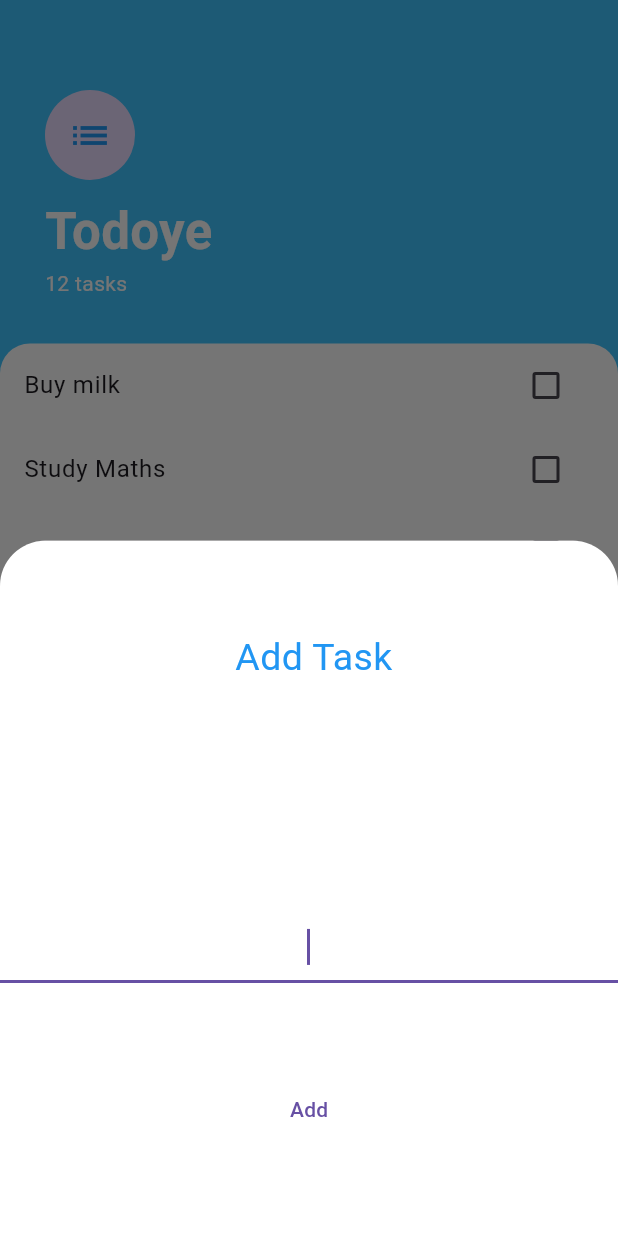
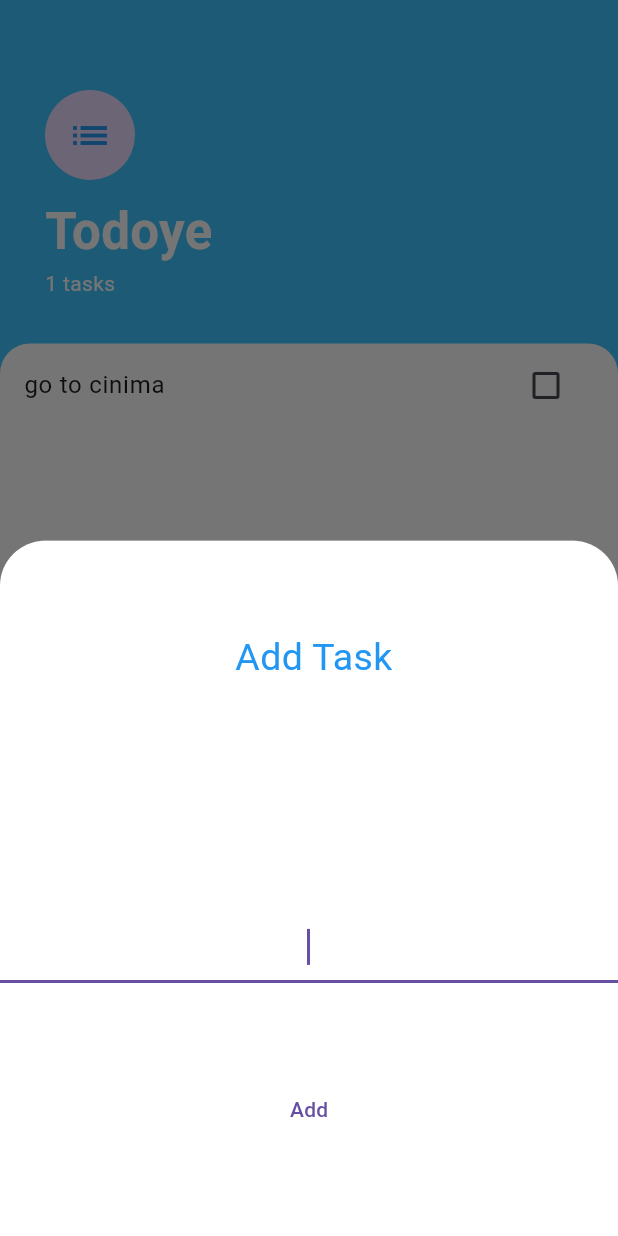
Before and after one commit to Samri-A/todo, a Flutter app: the screen it shows after launch, after a tap on the "add" icon, on a phone screen of 412 x 824 dp. Run offline on Flutter 3.47's test engine with Material 3 defaults, Android fonts, the phone set to English and light mode, and no system bars.

```diff
--- a/lib/component/add_task.dart
+++ b/lib/component/add_task.dart
@@ -1,14 +1,15 @@
 import 'package:flutter/material.dart';
+import 'package:provider/provider.dart';
+import 'package:todo/models/task_data.dart';
 
 class AddTask extends StatefulWidget {
-  const AddTask({super.key});
-
   @override
   State<AddTask> createState() => _AddTaskState();
 }
 
 class _AddTaskState extends State<AddTask> {
   late String task_;
+
   @override
   Widget build(BuildContext context) {
     return Container(
@@ -31,8 +32,20 @@ class _AddTaskState extends State<AddTask> {
                 style: TextStyle(fontSize: 25, color: Colors.blue),
               ),
               SizedBox(height: 30),
-              TextField(autofocus: true, textAlign: TextAlign.center),
-              TextButton(onPressed: () {}, child: Text("Add")),
+              TextField(
+                autofocus: true,
+                textAlign: TextAlign.center,
+                onChanged: (newtext) {
+                  task_ = newtext;
+                },
+              ),
+              TextButton(
+                onPressed: () {
+                  Provider.of<TaskData>(context).change(task_);
+                  Navigator.pop(context);
+                },
+                child: Text("Add"),
+              ),
             ],
           ),
         ),
--- a/lib/component/task_list.dart
+++ b/lib/component/task_list.dart
@@ -1,28 +1,34 @@
 import 'package:flutter/material.dart';
 import 'package:todo/component/task_tile.dart';
 import 'package:todo/models/task.dart';
+import 'package:todo/models/task_data.dart';
+import 'package:provider/provider.dart';
 
 class TaskList extends StatefulWidget {
-  TaskList({super.key});
   @override
   State<StatefulWidget> createState() => _TaskListState();
 }
 
 class _TaskListState extends State<TaskList> {
-  List<Task> tasks = [Task("Buy milk"), Task("Study Maths"), Task("work work")];
   @override
   Widget build(BuildContext context) {
-    return ListView.builder(
-      itemBuilder: (context, index) {
-        return TaskTile(tasks[index].name, tasks[index].isDone, (
-          checkboxstate,
-        ) {
-          setState(() {
-            tasks[index].toggleDone();
-          });
-        });
+    return Consumer<TaskData>(
+      builder: (context, taskData, child) {
+        return ListView.builder(
+          itemBuilder: (context, index) {
+            return TaskTile(
+              taskData.tasks[index].name,
+              taskData.tasks[index].isDone,
+              (checkboxstate) {
+                setState(() {
+                  taskData.tasks[index].toggleDone();
+                });
+              },
+            );
+          },
+          itemCount: taskData.taskcount,
+        );
       },
-      itemCount: tasks.length,
     );
   }
 }
--- a/lib/main.dart
+++ b/lib/main.dart
@@ -1,5 +1,7 @@
 import 'package:flutter/material.dart';
 import 'package:todo/screens/tasks.dart';
+import 'package:provider/provider.dart';
+import 'package:todo/models/task_data.dart';
 
 void main() {
   runApp(const MyApp());
@@ -10,6 +12,9 @@ class MyApp extends StatelessWidget {
 
   @override
   Widget build(BuildContext context) {
-    return MaterialApp(home: TasksScreen());
+    return ChangeNotifierProvider(
+      create: (context) => TaskData(),
+      child: MaterialApp(home: TasksScreen()),
+    );
   }
 }
--- /dev/null
+++ b/lib/models/task_data.dart
@@ -0,0 +1,16 @@
+import 'package:flutter/material.dart';
+import 'package:provider/provider.dart';
+import 'package:todo/models/task.dart';
+
+class TaskData extends ChangeNotifier {
+  List<Task> tasks = [Task("go to cinima")];
+  int get taskcount {
+    return tasks.length;
+  }
+
+  void change(String value) {
+    final task = Task(value);
+    tasks.add(task);
+    notifyListeners();
+  }
+}
--- a/lib/screens/tasks.dart
+++ b/lib/screens/tasks.dart
@@ -1,12 +1,20 @@
 import 'package:flutter/material.dart';
 import 'package:todo/component/task_list.dart';
 import 'package:todo/component/add_task.dart';
+import 'package:todo/models/task.dart';
+import 'package:provider/provider.dart';
+import 'package:todo/models/task_data.dart';
 
-class TasksScreen extends StatelessWidget {
+class TasksScreen extends StatefulWidget {
+  const TasksScreen({super.key});
+
+  @override
+  State<TasksScreen> createState() => _TasksScreenState();
+}
+
+class _TasksScreenState extends State<TasksScreen> {
+  List<Task> tasks = [Task("go to cinima")];
   late bool isDone;
-  Widget buildButtomSheet(BuildContext context) {
-    return AddTask();
-  }
 
   @override
   Widget build(BuildContext context) {
@@ -15,7 +23,10 @@ class TasksScreen extends StatelessWidget {
       floatingActionButton: FloatingActionButton(
         backgroundColor: Colors.lightBlueAccent,
         onPressed: () {
-          showModalBottomSheet(context: context, builder: buildButtomSheet);
+          showModalBottomSheet(
+            context: context,
+            builder: (context) => AddTask(),
+          );
         },
         child: Icon(Icons.add, color: Colors.white),
       ),
@@ -40,7 +51,10 @@ class TasksScreen extends StatelessWidget {
                     fontWeight: FontWeight.w700,
                   ),
                 ),
-                Text("12 tasks", style: TextStyle(color: Colors.white)),
+                Text(
+                  "${Provider.of<TaskData>(context).tasks.length} tasks",
+                  style: TextStyle(color: Colors.white),
+                ),
               ],
             ),
           ),
--- a/pubspec.yaml
+++ b/pubspec.yaml
@@ -34,6 +34,7 @@ dependencies:
   # The following adds the Cupertino Icons font to your application.
   # Use with the CupertinoIcons class for iOS style icons.
   cupertino_icons: ^1.0.8
+  provider:
 
 dev_dependencies:
   flutter_test:
```
Also changed, not shown: pubspec.lock.
